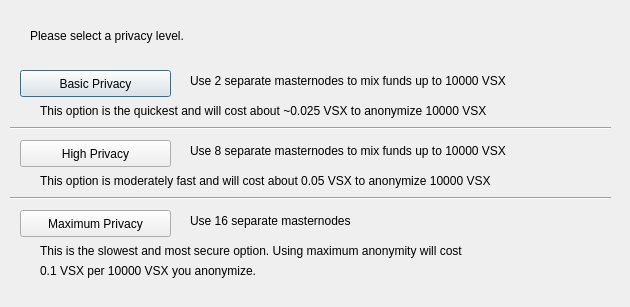
First picture: the form in src/qt/forms/obfuscationconfig.ui, repository VsyncDEV/Vsync, before the edit.
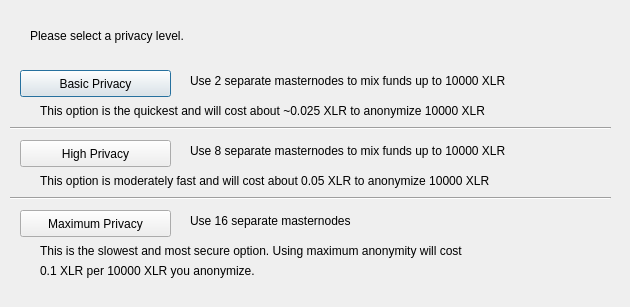
Second picture: the form after the edit.

What changed in the file:
```diff
--- a/src/qt/forms/obfuscationconfig.ui
+++ b/src/qt/forms/obfuscationconfig.ui
@@ -75,7 +75,7 @@
     </rect>
    </property>
    <property name="text">
-    <string>Use 2 separate masternodes to mix funds up to 10000 VSX</string>
+    <string>Use 2 separate masternodes to mix funds up to 10000 XLR</string>
    </property>
   </widget>
   <widget class="QLabel" name="label_3">
@@ -88,7 +88,7 @@
     </rect>
    </property>
    <property name="text">
-    <string>Use 8 separate masternodes to mix funds up to 10000 VSX</string>
+    <string>Use 8 separate masternodes to mix funds up to 10000 XLR</string>
    </property>
   </widget>
   <widget class="QLabel" name="label_4">
@@ -114,7 +114,7 @@
     </rect>
    </property>
    <property name="text">
-    <string>This option is the quickest and will cost about ~0.025 VSX to anonymize 10000 VSX</string>
+    <string>This option is the quickest and will cost about ~0.025 XLR to anonymize 10000 XLR</string>
    </property>
   </widget>
   <widget class="QLabel" name="label_7">
@@ -127,7 +127,7 @@
     </rect>
    </property>
    <property name="text">
-    <string>This option is moderately fast and will cost about 0.05 VSX to anonymize 10000 VSX</string>
+    <string>This option is moderately fast and will cost about 0.05 XLR to anonymize 10000 XLR</string>
    </property>
   </widget>
   <widget class="QLabel" name="label_8">
@@ -153,7 +153,7 @@
     </rect>
    </property>
    <property name="text">
-    <string>0.1 VSX per 10000 VSX you anonymize.</string>
+    <string>0.1 XLR per 10000 XLR you anonymize.</string>
    </property>
   </widget>
   <widget class="Line" name="line">
```
